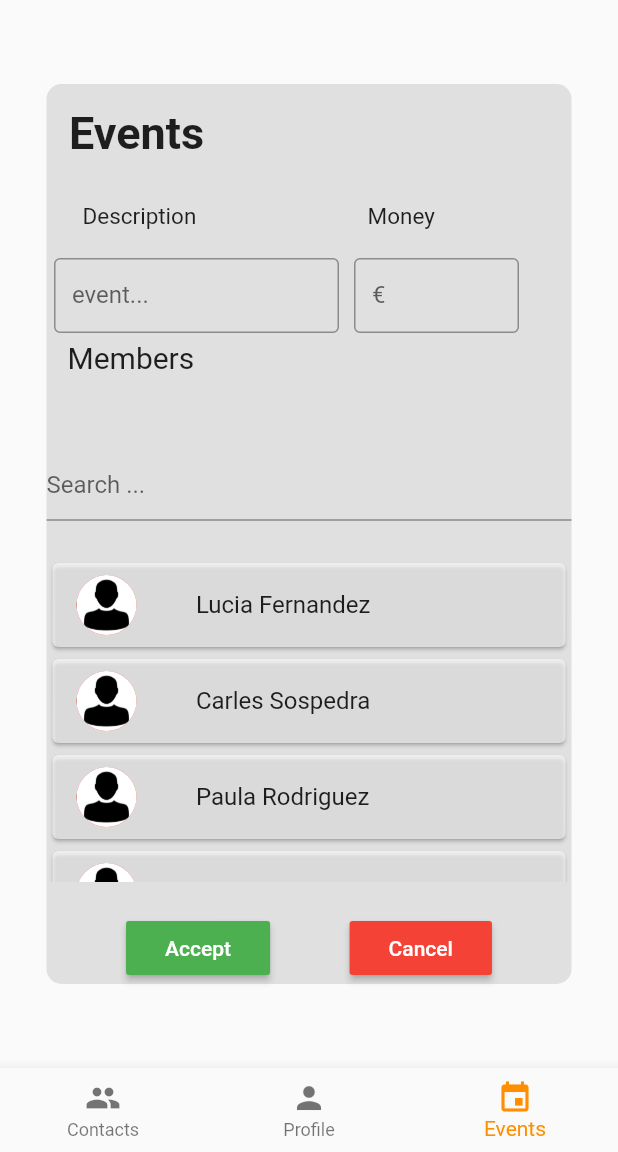
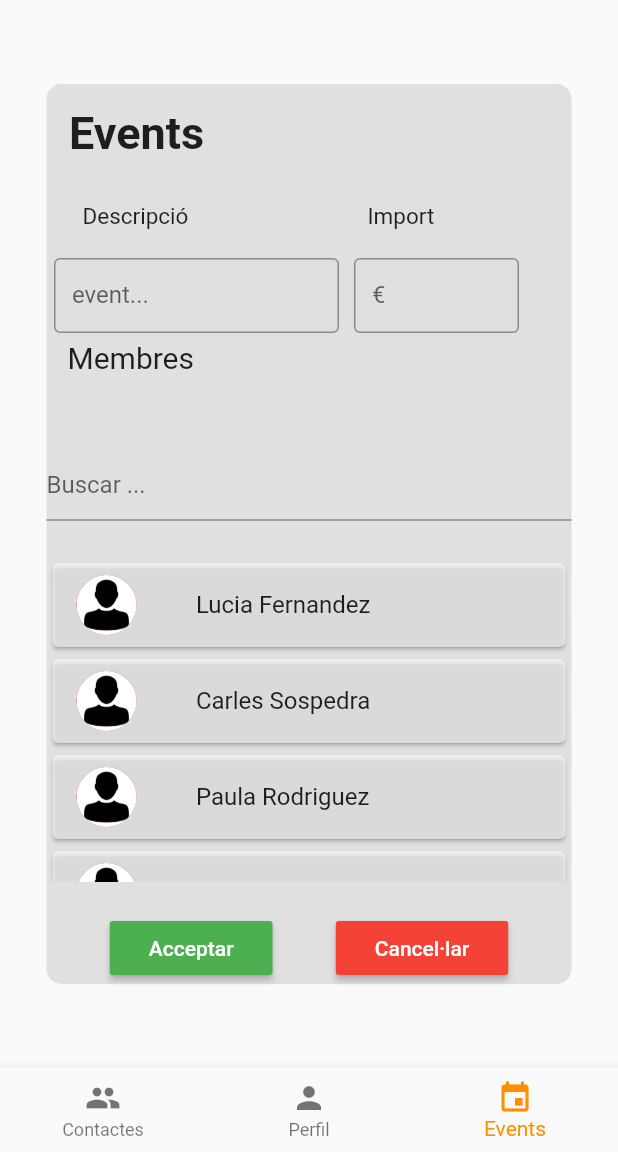
Before and after one commit to mbruguerag/flutter_firebase_test, a Flutter app: the screen it shows once a user with an empty profile is signed in, item 3 of the bottom bar chosen, on a phone screen of 412 x 824 dp, the part 84-1236 px from its top. Run offline on Flutter 3.47's test engine with Material 2 defaults, Android fonts, the light colour scheme and no system bars; our stand-ins replace cloud_firestore, firebase_auth; accounts and stored records are empty.

Commit message:
entrega_f

```diff
--- a/lib/main.dart
+++ b/lib/main.dart
@@ -20,16 +20,11 @@ class Monefy extends StatelessWidget {
       value: AuthService().user,
       child: MaterialApp(
         home: Wrapper(),
-        //initialRoute: '/login',
-        //routes: <String,WidgetBuilder>{
-        //'/login':(context)=>LogIn(),
-        //'/pay':(context)=> PayContact(),
-        //'/request':(context)=> RequestContact(),
-        //'/inicio' : (context) => Inicio(),
-        //'/add' : (context) => AddContact(),
-        //'/register':(context) => RegisterContact(),
-
-        //},
+        routes: <String, WidgetBuilder>{
+          '/pay': (context) => PayContact(),
+          '/request': (context) => RequestContact(),
+          '/add': (context) => AddContact(),
+        },
       ),
     );
   }
--- a/lib/pages/Inicio.dart
+++ b/lib/pages/Inicio.dart
@@ -44,12 +44,12 @@ class _InicioState extends State<Inicio> {
         items: const <BottomNavigationBarItem>[
           BottomNavigationBarItem(
             icon: Icon(Icons.people,) ,
-            title: Text('Contacts'),
+            title: Text('Contactes'),
 
           ),
           BottomNavigationBarItem(
             icon: Icon(Icons.person),
-            title: Text('Profile'),
+            title: Text('Perfil'),
           ),
           BottomNavigationBarItem(
             icon: Icon(Icons.event),
--- a/lib/pages/PayContact.dart
+++ b/lib/pages/PayContact.dart
@@ -54,7 +54,7 @@ Widget build(BuildContext context) {
           Container(
             padding: EdgeInsets.all(15),
             child: Text(
-              'Pay',
+              'Pagar',
               style: TextStyle(
                 fontSize: 30,
                 fontWeight: FontWeight.bold,
@@ -115,7 +115,7 @@ Widget build(BuildContext context) {
                 width: 180,
                 padding: EdgeInsets.all(14),
                 child: Text(
-                  'Concept',
+                  'Concepte',
                   style: TextStyle(
                   fontSize: 15,
                 ) ,
@@ -132,7 +132,7 @@ Widget build(BuildContext context) {
                       cursorColor: Colors.black87,
                       decoration: InputDecoration(
                         border: OutlineInputBorder(),
-                        labelText: 'Concept',
+                        labelText: 'Concepte',
                         fillColor: Colors.black87,
                         ),
                       ),
@@ -143,7 +143,7 @@ Widget build(BuildContext context) {
                 width: 180,
                 padding: EdgeInsets.all(14),
                 child: Text(
-                  'Money',
+                  'Import',
                   style: TextStyle(
                   fontSize: 15,
                 ) ,
@@ -160,7 +160,7 @@ Widget build(BuildContext context) {
                       cursorColor: Colors.black87,
                       decoration: InputDecoration(
                         border: OutlineInputBorder(),
-                        labelText: 'Money',
+                        labelText: 'Import',
                         fillColor: Colors.black87,
                         ),
                       ),
@@ -197,7 +197,7 @@ class _ContainerBotonsState extends State<ContainerBotons> {
                 onPressed: (){},
                 textColor: Colors.white,
                   child: Container(
-                    child: Text('Send'),
+                    child: Text('Enviar'),
                     padding: EdgeInsets.all(10.0),
                  ),
               ),
@@ -218,7 +218,7 @@ class _ContainerBotonsState extends State<ContainerBotons> {
                     },
                     textColor: Colors.white,
                     child: Container(
-                      child: Text('Cancel'),
+                      child: Text('Cancel·lar'),
                       padding: EdgeInsets.all(10.0),
                     ),
                   ),
--- a/lib/pages/RequestContact.dart
+++ b/lib/pages/RequestContact.dart
@@ -54,7 +54,7 @@ class ContainerRequestContact extends StatelessWidget {
             Container(
               padding: EdgeInsets.all(15),
               child: Text(
-                'Request',
+                'Sol·licitar',
                 style: TextStyle(
                   fontSize: 30,
                   fontWeight: FontWeight.bold,
@@ -109,7 +109,7 @@ class _ContainerInfoRequestState extends State<ContainerInfoRequest> {
           width: 180,
           padding: EdgeInsets.all(14),
           child: Text(
-            'Concept',
+            'Concepte',
             style: TextStyle(
               fontSize: 15,
             ),
@@ -125,7 +125,7 @@ class _ContainerInfoRequestState extends State<ContainerInfoRequest> {
               cursorColor: Colors.black87,
               decoration: InputDecoration(
                 border: OutlineInputBorder(),
-                labelText: 'Concept',
+                labelText: 'Concepte',
                 fillColor: Colors.black87,
               ),
             ),
@@ -135,7 +135,7 @@ class _ContainerInfoRequestState extends State<ContainerInfoRequest> {
           width: 180,
           padding: EdgeInsets.all(14),
           child: Text(
-            'Money',
+            'Import',
             style: TextStyle(
               fontSize: 15,
             ),
@@ -151,7 +151,7 @@ class _ContainerInfoRequestState extends State<ContainerInfoRequest> {
               cursorColor: Colors.black87,
               decoration: InputDecoration(
                 border: OutlineInputBorder(),
-                labelText: 'Money',
+                labelText: 'Import',
                 fillColor: Colors.black87,
               ),
             ),
@@ -186,7 +186,7 @@ class _ContainerBotonsState extends State<ContainerBotons> {
               onPressed: () {},
               textColor: Colors.white,
               child: Container(
-                child: Text('Send'),
+                child: Text('Enviar'),
                 padding: EdgeInsets.all(10.0),
               ),
             ),
@@ -208,7 +208,7 @@ class _ContainerBotonsState extends State<ContainerBotons> {
                 },
                 textColor: Colors.white,
                 child: Container(
-                  child: Text('Cancel'),
+                  child: Text('Cancel·lar'),
                   padding: EdgeInsets.all(10.0),
                 ),
               ),
--- a/lib/pages/bodies/bodycontacts.dart
+++ b/lib/pages/bodies/bodycontacts.dart
@@ -224,7 +224,7 @@ class _ContainerBotonsState extends State<ContainerBotons> {
                 },
                 textColor: Colors.white,
                   child: Container(
-                    child: Text('Add Contact'),
+                    child: Text('Afegir Contacte'),
                     padding: EdgeInsets.all(10.0),
                  ),
               ),
--- a/lib/pages/bodies/bodyevents.dart
+++ b/lib/pages/bodies/bodyevents.dart
@@ -1,5 +1,5 @@
 import 'package:flutter/material.dart';
-//import 'package:cloud_firestore/cloud_firestore.dart';
+import 'package:cloud_firestore/cloud_firestore.dart';
 import 'package:firebase/contactdata.dart';
 import 'package:flutter/rendering.dart';
 
@@ -91,7 +91,7 @@ class _ContainerInfoEventState extends State<ContainerInfoEvent> {
                 width: 180,
                 padding: EdgeInsets.all(14),
                 child: Text(
-                  'Description',
+                  'Descripció',
                   style: TextStyle(
                   fontSize: 15,
                 ) ,
@@ -126,7 +126,7 @@ class _ContainerInfoEventState extends State<ContainerInfoEvent> {
                 width: 120,
                     padding: EdgeInsets.all(14),
                     child: Text(
-                        'Money',
+                        'Import',
                          style: TextStyle(
                          fontSize: 15 ),
                         ),
@@ -166,7 +166,7 @@ class ContainerMiembros extends StatelessWidget{
           Container(
             padding: EdgeInsets.only(left: 14.0, bottom: 5.0),
             child: Text(
-              'Members',
+              'Membres',
               style: TextStyle(
                 fontSize: 20,
                 ) ,
@@ -188,7 +188,7 @@ class _ContainerSearchMiembrosState extends State<ContainerSearchMiembros> {
     return Container(
     child: TextField(
       decoration: InputDecoration(
-        hintText: 'Search ...'
+        hintText: 'Buscar ...'
       ),
     ),
   );
@@ -299,7 +299,7 @@ class _ContainerBotonsState extends State<ContainerBotons> {
                 onPressed: (){},
                 textColor: Colors.white,
                   child: Container(
-                    child: Text('Accept'),
+                    child: Text('Acceptar'),
                     padding: EdgeInsets.all(10.0),
                  ),
               ),
@@ -318,7 +318,7 @@ class _ContainerBotonsState extends State<ContainerBotons> {
                     onPressed: (){},
                     textColor: Colors.white,
                     child: Container(
-                      child: Text('Cancel'),
+                      child: Text('Cancel·lar'),
                       padding: EdgeInsets.all(10.0),
                     ),
                   ),
--- a/lib/pages/bodies/bodyprofile.dart
+++ b/lib/pages/bodies/bodyprofile.dart
@@ -99,7 +99,6 @@ class _ContainerperfilState extends State<Containerperfil> {
                 ),
                 onPressed: () async {
                   await _auth.signOut();
-                  //Navigator.of(context).pushNamed('/login');
                 },
               ),
               alignment: Alignment.topRight,
@@ -124,8 +123,8 @@ class _OperacionesState extends State<Operaciones> {
       child: Scaffold(
         appBar: TabBar(
           tabs: [
-            Tab(text: 'Operaciones'),
-            Tab(text: 'Pendientes'),
+            Tab(text: 'Operacions'),
+            Tab(text: 'Pendents'),
           ],
         ),
         body: TabBarView(
```
Also changed, not shown: lib/authenticates/LogIn.dart (+7 -8 lines), lib/pages/AddContact.dart (+7 -8 lines).
